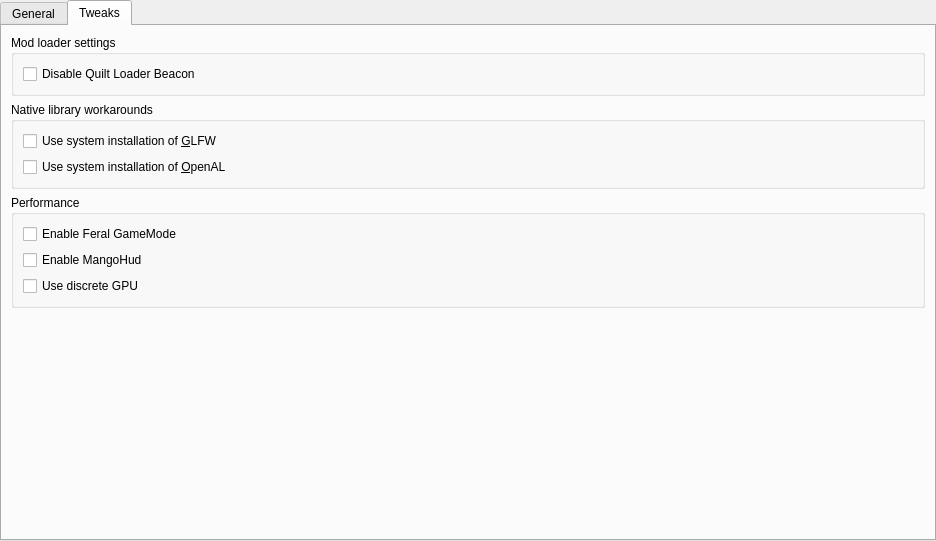
Old version of the form launcher/ui/pages/global/MinecraftPage.ui in the repository FreesmTeam/FreesmLauncher.
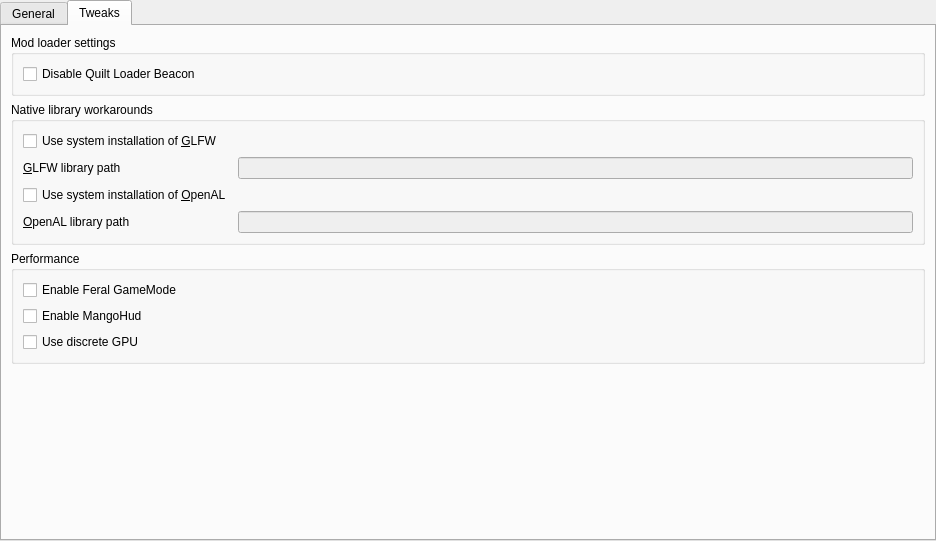
New version of the form. The open tabs and pages were chosen to show the change.

Commit message: feat: add custom native library path settings

```diff
--- a/launcher/ui/pages/global/MinecraftPage.ui
+++ b/launcher/ui/pages/global/MinecraftPage.ui
@@ -214,21 +214,55 @@
          <property name="title">
           <string>Native library workarounds</string>
          </property>
-         <layout class="QVBoxLayout" name="verticalLayout_11">
-          <item>
+         <layout class="QGridLayout" name="gridLayout">
+          <item row="0" column="0">
            <widget class="QCheckBox" name="useNativeGLFWCheck">
             <property name="text">
              <string>Use system installation of &amp;GLFW</string>
             </property>
            </widget>
           </item>
-          <item>
+          <item row="1" column="0">
+           <widget class="QLabel" name="labelGLFWPath">
+            <property name="text">
+             <string>&amp;GLFW library path</string>
+            </property>
+            <property name="buddy">
+             <cstring>lineEditGLFWPath</cstring>
+            </property>
+           </widget>
+          </item>
+          <item row="2" column="0">
            <widget class="QCheckBox" name="useNativeOpenALCheck">
             <property name="text">
              <string>Use system installation of &amp;OpenAL</string>
             </property>
            </widget>
           </item>
+          <item row="3" column="0">
+           <widget class="QLabel" name="labelOpenALPath">
+            <property name="text">
+             <string>&amp;OpenAL library path</string>
+            </property>
+            <property name="buddy">
+             <cstring>lineEditOpenALPath</cstring>
+            </property>
+           </widget>
+          </item>
+          <item row="1" column="1">
+           <widget class="QLineEdit" name="lineEditGLFWPath">
+            <property name="enabled">
+             <bool>false</bool>
+            </property>
+           </widget>
+          </item>
+          <item row="3" column="1">
+           <widget class="QLineEdit" name="lineEditOpenALPath">
+            <property name="enabled">
+             <bool>false</bool>
+            </property>
+           </widget>
+          </item>
          </layout>
         </widget>
        </item>
```
The commit also changes 11 other files.
